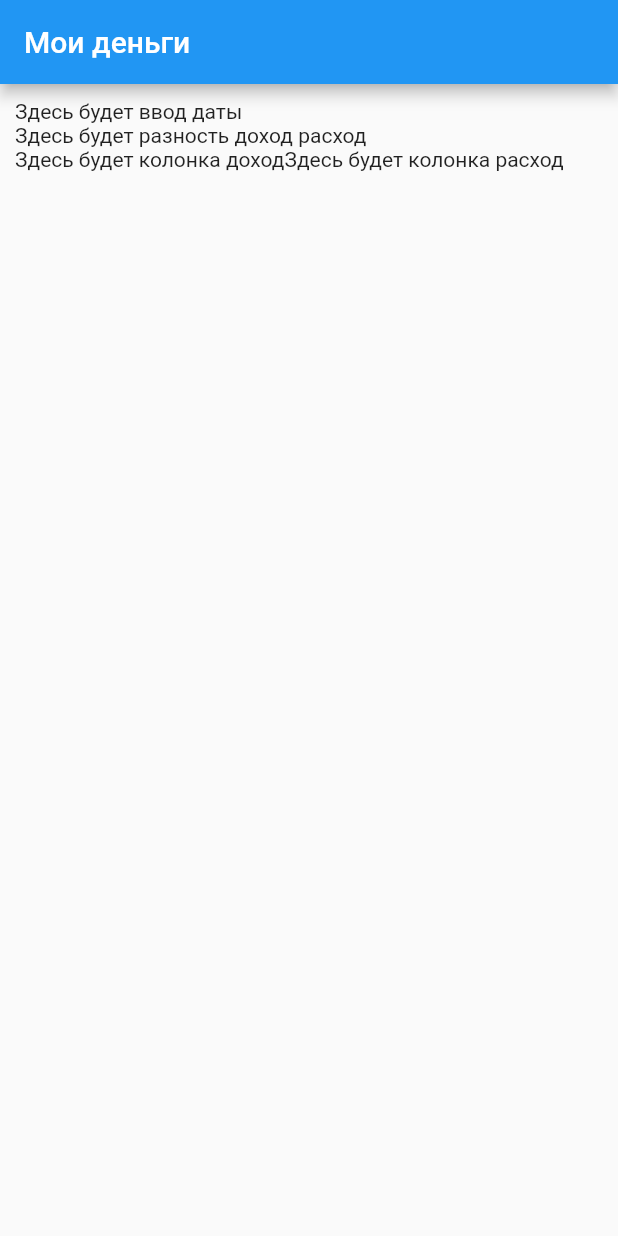
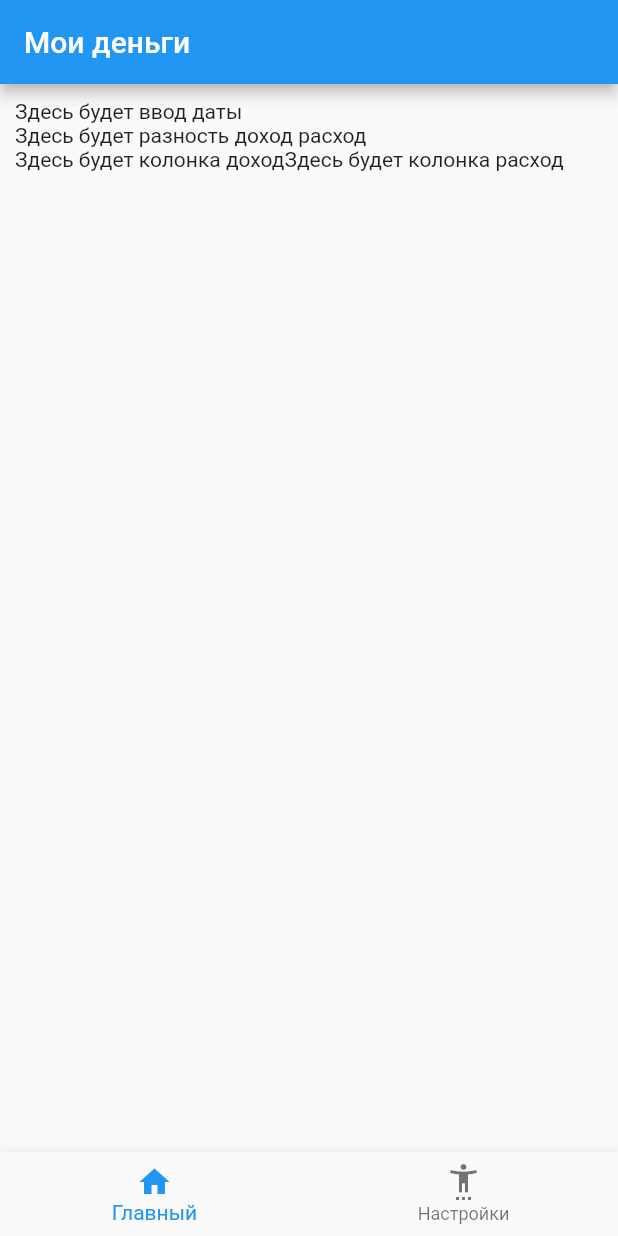
Before and after one commit to LinarErg/my_money, a Flutter app: the screen it shows after launch, on a phone screen of 412 x 824 dp. Run offline on Flutter 3.47's test engine with Material 2 defaults, Android fonts, the phone set to English and light mode, and no system bars.

Commit message:
add: Bottom navigation bar
Добавлена панель навигации

```diff
--- /dev/null
+++ b/lib/bottom_navigation_bar.dart
@@ -0,0 +1,32 @@
+
+import 'package:flutter/material.dart';
+
+class BottomNavigationBarWidget extends StatelessWidget {
+  const BottomNavigationBarWidget({
+    Key? key,
+  }) : super(key: key);
+
+  @override
+  Widget build(BuildContext context) {
+    return BottomNavigationBar(
+      currentIndex: 0,
+      items: const [
+        BottomNavigationBarItem(
+          label: 'Главный',
+          icon: Icon(Icons.home),
+        ),
+        BottomNavigationBarItem(
+          label: 'Настройки',
+          icon: Icon(Icons.settings_accessibility),
+        ),
+      ],
+      onTap: (int index) {
+        if (index == 0) {
+          Navigator.pushNamed(context, '/');
+        } else if (index == 1) {
+          Navigator.pushNamed(context, '/mainSettings');
+         }
+      },
+    );
+  }
+}
--- a/lib/main.dart
+++ b/lib/main.dart
@@ -1,4 +1,5 @@
 import 'package:flutter/material.dart';
+import 'package:my_money/main_settings/main_settings_screen.dart';
 
 import 'main_screen/main_screen.dart';
 
@@ -17,14 +18,12 @@ class MyApp extends StatelessWidget {
       theme: ThemeData(
         primarySwatch: Colors.blue,
       ),
-      home: SafeArea(
-        child: Scaffold(
-          appBar: AppBar(
-            title: const Text('Мои деньги'),
-          ),
-          body: const MainScreenWidget(),
-        ),
-      ),
+      initialRoute: '/',
+      routes: {
+        '/': (context) => const MainScreenWidget(),
+        '/mainSettings': (context) => const MainSettingWidget(),
+      },
+
     );
   }
 }
--- a/lib/main_screen/main_screen.dart
+++ b/lib/main_screen/main_screen.dart
@@ -1,11 +1,19 @@
 import 'package:flutter/material.dart';
+
+import '../bottom_navigation_bar.dart';
 
 class MainScreenWidget extends StatelessWidget {
   const MainScreenWidget({Key? key}) : super(key: key);
 
   @override
   Widget build(BuildContext context) {
-    return Container(
+    return SafeArea(
+      child: Scaffold(
+        appBar: AppBar(
+          title: const Text('Мои деньги'),
+        ),
+        bottomNavigationBar: const BottomNavigationBarWidget(),
+        body: Container(
           padding: const EdgeInsets.symmetric(horizontal: 10, vertical: 10),
           child: Column(
             children: [
@@ -20,9 +28,13 @@ class MainScreenWidget extends StatelessWidget {
               ),
             ],
           ),
+        ),
+      ),
     );
   }
 }
+
+
 
 class SpentInfoWidget extends StatelessWidget {
   const SpentInfoWidget({
--- a/lib/main_screen/main_screen_model.dart
+++ b/lib/main_screen/main_screen_model.dart
@@ -0,0 +1,2 @@
+
+class MainScreenModel{}
--- a/lib/main_settings/main_settings_class.dart
+++ b/lib/main_settings/main_settings_class.dart
@@ -1,7 +1,7 @@
 class MainSettings {
-  final String dataAcquisitionPath;
-  final String loginAuthorization;
-  final String passwordAuthorization;
+  String dataAcquisitionPath;
+  String loginAuthorization;
+  String passwordAuthorization;
 
   MainSettings(
       {required this.dataAcquisitionPath,
```
Also changed, not shown: lib/main_settings/main_settings_model.dart (+17 -0 lines), lib/main_settings/main_settings_screen.dart (added, +22 -0 lines). Lines whose indentation alone changed are shown as unchanged.
